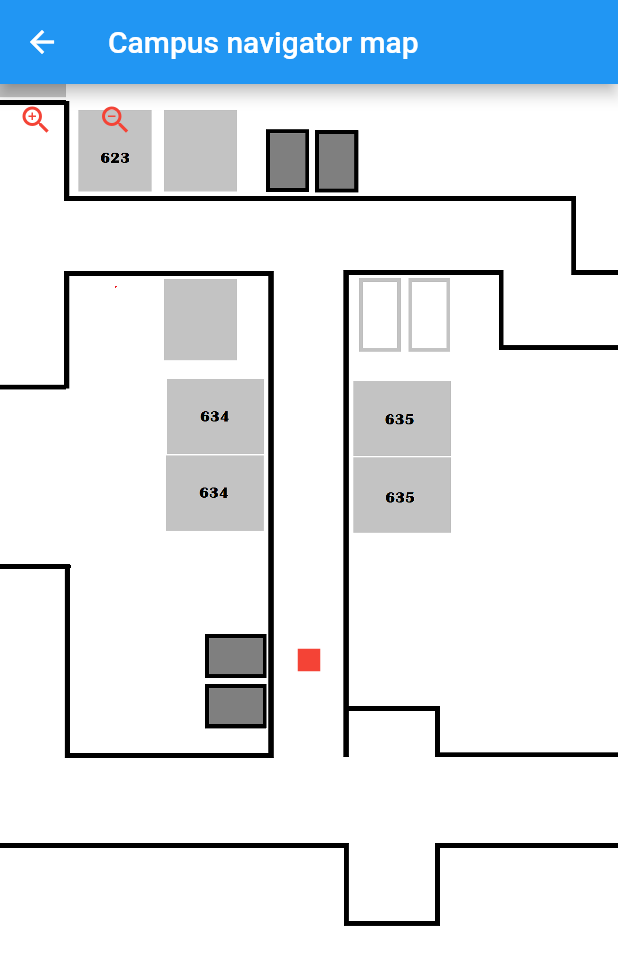
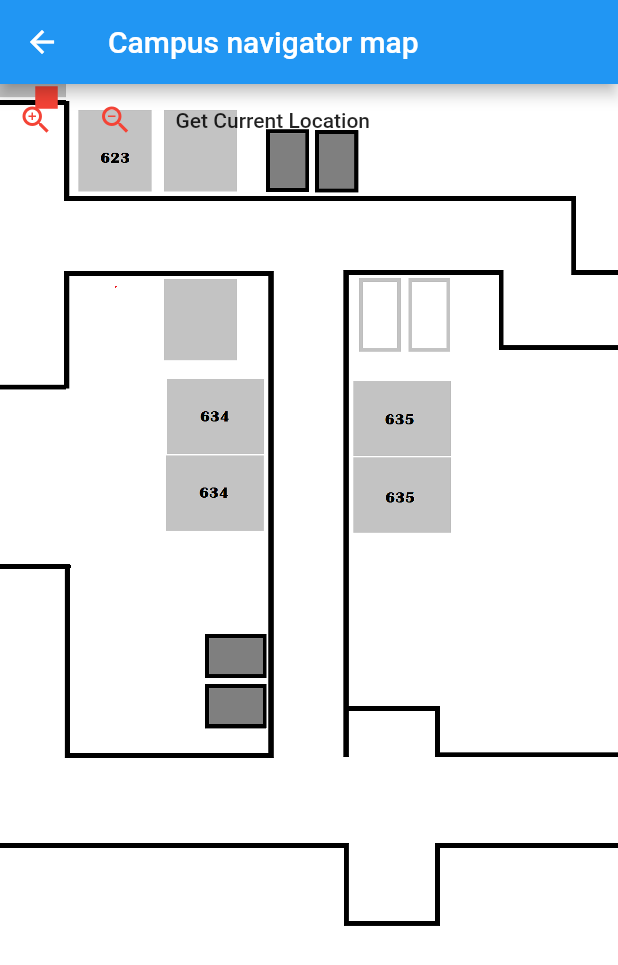
Before and after one commit to DumitruTudor/CampusNavigation, a Flutter app: the LocationApp screen opened by its route, after a tap on "Get Current Location", on a phone screen of 412 x 824 dp. Shown: the top 965 px of the screen. Run offline on Flutter 3.47's test engine with Material 2 defaults, Android fonts, the phone set to English and light mode, and no system bars; our stand-ins replace geolocator.

```diff
--- a/lib/MapClasses/MapObject.dart
+++ b/lib/MapClasses/MapObject.dart
@@ -4,7 +4,7 @@ class MapObject {
   final Widget child;
 
   //this offset is used to determine the position of a map object
-  final Offset offset;
+  Offset offset;
 
   //this determines the desired size of our map object
   final Size size;
--- a/lib/MapClasses/ZoomContainerState.dart
+++ b/lib/MapClasses/ZoomContainerState.dart
@@ -1,4 +1,5 @@
 import 'package:flutter/material.dart';
+import 'package:geolocator/geolocator.dart';
 import 'ImageViewport.dart';
 import 'MapObject.dart';
 import 'ZoomContainer.dart';
@@ -8,6 +9,35 @@ class ZoomContainerState extends State<ZoomContainer> {
   late ImageProvider _imageProvider;
   late List<MapObject> _objects;
 
+  Offset offset = Offset(0, 0);
+  Position? pos;
+  double lat = 51.3410600;
+  double? long;
+  bool hasArrived = false;
+  Position? _currentPosition;
+  // function that gets the current location using Geolocator API
+  // set the location accuracy as accurate as possible for navigation purpose
+  // print out the latitude and longitude with restricted (6) decimal numbers
+  _getCurrentLocation() async {
+    const LocationSettings locationSettings = LocationSettings(
+      accuracy: LocationAccuracy.bestForNavigation,
+      distanceFilter: 0,
+    );
+    Geolocator.getPositionStream(locationSettings: locationSettings)
+        .listen((Position position) {
+      setState(() {
+        _currentPosition = position;
+        _objects.first.offset=Offset((_currentPosition?.latitude)!-51,(_currentPosition?.longitude)!- 12);
+        if (_currentPosition!.latitude <= lat + 0.0000100 &&
+            _currentPosition!.latitude >= lat - 0.0000100
+        /*&& _currentPosition!.longitude <= long + 0.0000100 &&
+            _currentPosition!.longitude >= long - 0.0000100*/
+        ) {
+          hasArrived = true;
+        }    print("Lat: ${_currentPosition?.latitude},\nLong: ${_currentPosition?.longitude}");
+      });
+    });
+ }
   //Initializing zoom level, image provider and widget object
   @override
   void initState() {
@@ -57,6 +87,11 @@ class ZoomContainerState extends State<ZoomContainer> {
                 });
               },
             ),
+            MaterialButton(
+              onPressed: () {
+              _getCurrentLocation(); },
+              child: const Text("Get Current Location"),
+            ),
           ],
         ),
       ],
--- a/lib/location_page.dart
+++ b/lib/location_page.dart
@@ -3,6 +3,9 @@ import 'dart:async';
 import 'package:flutter/material.dart';
 import 'package:flutter_application_1/map_page.dart';
 import 'package:geolocator/geolocator.dart';
+
+import 'MapClasses/MapObject.dart';
+import 'MapClasses/ZoomContainer.dart';
 
 
 class LocationApp extends StatefulWidget {
@@ -15,6 +18,7 @@ class LocationApp extends StatefulWidget {
 class _LocationAppState extends State<LocationApp> {
   // creating variable for saving location coordinates
   //var locationMessage = "";
+  Offset offset = Offset(-0.35, -0.75);
   Position? pos;
   double lat = 51.3410600;
   double? long;
@@ -24,7 +28,7 @@ class _LocationAppState extends State<LocationApp> {
   // set the location accuracy as accurate as possible for navigation purpose
   // print out the latitude and longitude with restricted (6) decimal numbers
   _getCurrentLocation() async {
-    final LocationSettings locationSettings = LocationSettings(
+    const LocationSettings locationSettings = LocationSettings(
       accuracy: LocationAccuracy.bestForNavigation,
       distanceFilter: 0,
     );
@@ -32,6 +36,7 @@ class _LocationAppState extends State<LocationApp> {
         .listen((Position position) {
       setState(() {
         _currentPosition = position;
+        offset=Offset((_currentPosition?.latitude)!-51,(_currentPosition?.longitude)!-12);
         if (_currentPosition!.latitude <= lat + 0.0000100 &&
             _currentPosition!.latitude >= lat - 0.0000100
             /*&& _currentPosition!.longitude <= long + 0.0000100 &&
@@ -39,23 +44,9 @@ class _LocationAppState extends State<LocationApp> {
         ) {
           hasArrived = true;
         }
+        print("Lat: ${_currentPosition?.latitude},\nLong: ${_currentPosition?.longitude}");
       });
-    });
-    /*    StreamSubscription<Position> positionStream =
-        Geolocator.getPositionStream(locationSettings: locationSettings)
-            .listen((position) {
-/*       (position == null
-          ? 'Unknown'
-          : '${position.latitude.toStringAsFixed(6)}, ${position.longitude.toStringAsFixed(6)}'); */
-      setState(() {
-        locationMessage =
-            "Latitude: ${position.latitude.toStringAsFixed(7)}\nLongitude:${position.longitude.toStringAsFixed(7)}";
-      });
-    }); */
-    /* setState(() {
-      locationMessage = "Your Position:\nLatitude: $lat,\nLongitude: $lon";
-    }); */
-  }
+    });}
 
   void _determinePosition() async {
     bool serviceEnabled;
@@ -96,7 +87,7 @@ class _LocationAppState extends State<LocationApp> {
 
   // build the context for displaying the current coordinates
   // returning a visual scaffold for Material Design widgets
-  @override
+/*  @override
   Widget build(BuildContext context) {
     return Scaffold(
       appBar: AppBar(
@@ -127,11 +118,11 @@ class _LocationAppState extends State<LocationApp> {
               style: TextStyle(fontSize: 26, fontWeight: FontWeight.bold),
             ),
             const SizedBox(height: 20,),
-/*             Text(
+*//*             Text(
               "$locationMessage\n",
               textAlign: TextAlign.center,
               style: const TextStyle(fontSize: 16, fontWeight: FontWeight.w700),
-            ), */
+            ), *//*
             ElevatedButton(
               key: Key('getCurrent'),
                 onPressed: () {
@@ -152,5 +143,42 @@ class _LocationAppState extends State<LocationApp> {
         ),
       ),
     );
+  }*/
+  @override
+  Widget build(BuildContext context) {
+    return Scaffold(
+      appBar: AppBar(
+        title: const Text("Campus navigator map"),
+      ),
+      body: Center(
+        child: ZoomContainer(
+          key: const Key("zoomContainer"),
+          zoomLevel: 1,
+          imageProvider: Image
+              .asset("assets/map.png")
+              .image,
+          objects: [
+            MapObject(
+              child: Container(
+                color: Colors.red,
+              ),
+              //offset: const Offset(-0.21, 0.31),
+              offset: offset,
+              size: const Size(15, 15),
+            ),
+          ],
+        ),
+      ),
+      /*floatingActionButton: FloatingActionButton(
+        onPressed: () {
+          _locationPermission();
+          _getLiveLocation();
+          _updateSquareDx(_currentPosition.longitude);
+          _updateSquareDy(_currentPosition.latitude);
+        },
+        backgroundColor: Colors.blue,
+        child: const Text('Go'),
+      ),*/
+    );
   }
 }
```
Also changed, not shown: lib/map_page.dart (+10 -3 lines).
